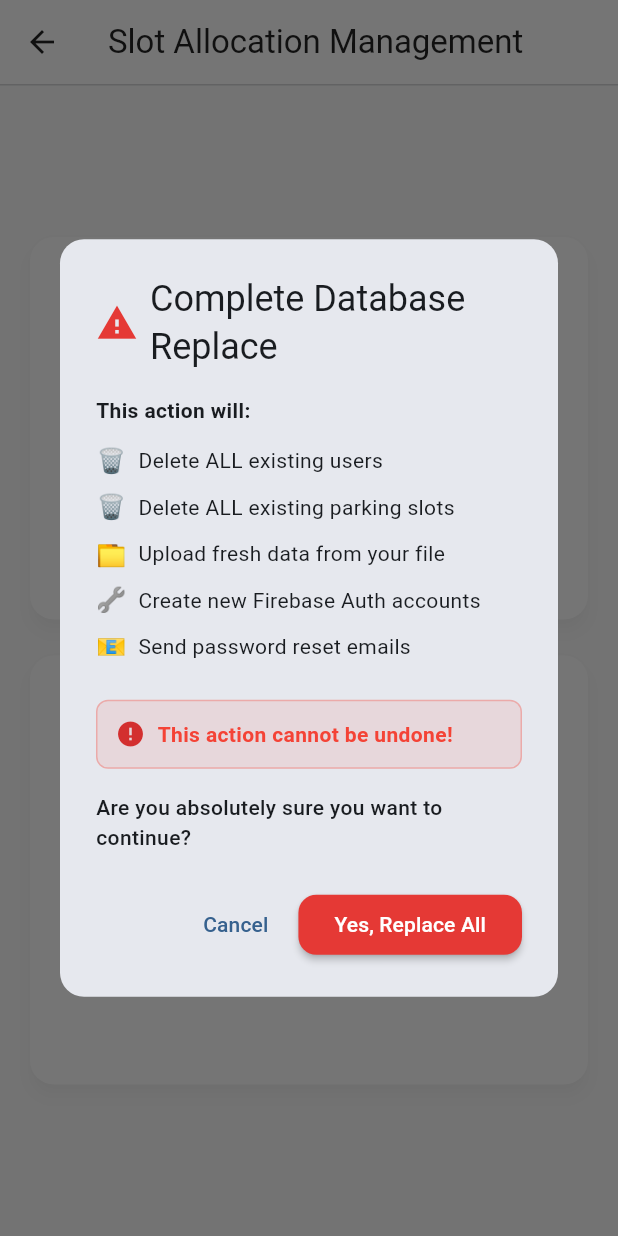
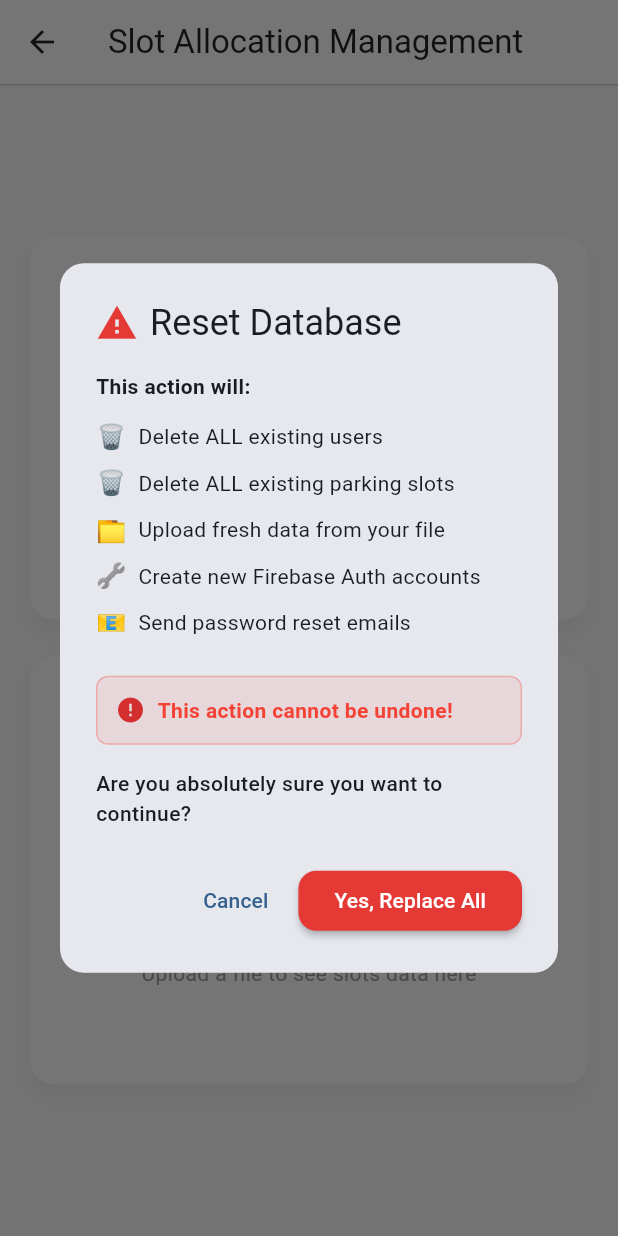
Before and after one commit to Chandu-geesala/SG-parking, a Flutter app: the AllocationUI screen opened directly, after a tap on "Complete Replace", on a phone screen of 412 x 824 dp. Run offline on Flutter 3.47's test engine with Material 3 defaults, Android fonts, the phone set to English and light mode, and no system bars; our stand-ins replace cloud_firestore, csv, device_info_plus, file_picker, firebase_auth, firebase_core and 4 more; missing offline and left inert: excel, in_app_update, universal_html; accounts and stored records are empty; project files that could hold a hidden picture were left out.

Commit message:
Updated Terminology to 'Reset'

```diff
--- a/lib/view/admin/allocation.dart
+++ b/lib/view/admin/allocation.dart
@@ -149,7 +149,7 @@ class _AllocationUIState extends State<AllocationUI> {
             children: [
               Icon(Icons.warning, color: Colors.red[600], size: 28),
               const SizedBox(width: 8),
-              const Expanded(child: Text('Complete Database Replace')),
+              const Expanded(child: Text('Reset Database')),
             ],
           ),
           content: Column(
```
